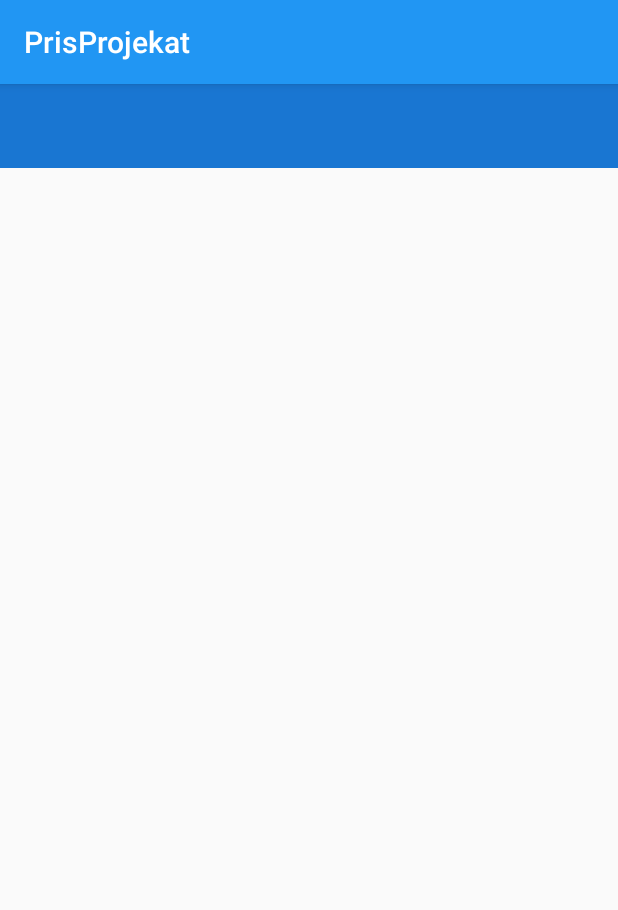
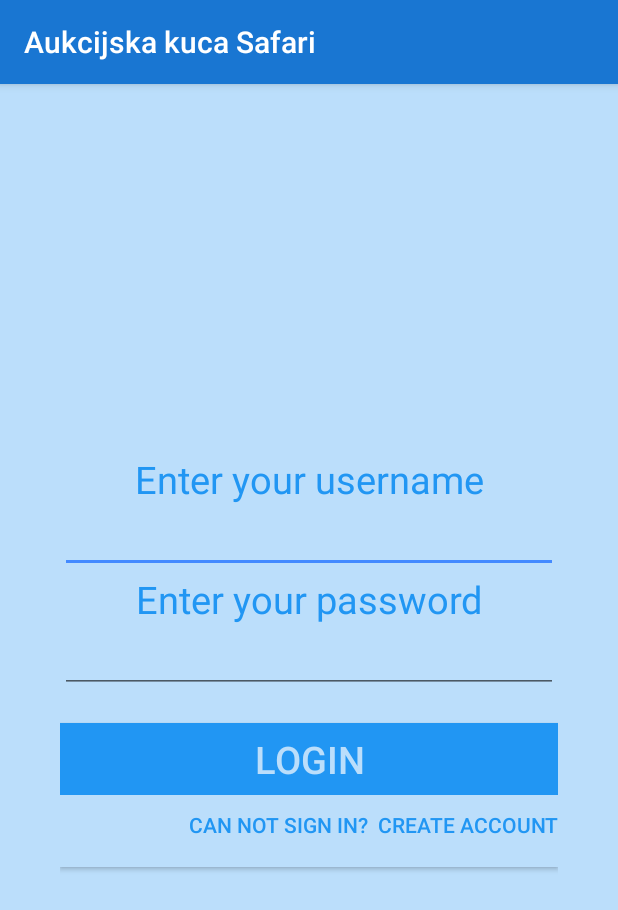
Before and after one commit to Sola997/safari, an Android app: the screen it shows after launch (RegistryLoginActivity), on a phone screen of 412 x 824 dp. Shown: the top 910 px of the screen. Run offline under Robolectric (Android 15) with nearby library versions, the phone set to English and light mode, and no system bars.

Commit message:
model, login i registracija

```diff
--- a/Android-PrisProjekat/app/build.gradle
+++ b/Android-PrisProjekat/app/build.gradle
@@ -23,6 +23,7 @@ dependencies {
     implementation fileTree(dir: 'libs', include: ['*.jar'])
     implementation 'androidx.appcompat:appcompat:1.0.2'
     implementation 'androidx.constraintlayout:constraintlayout:1.1.3'
+    implementation 'androidx.legacy:legacy-support-v4:1.0.0'
     testImplementation 'junit:junit:4.12'
     androidTestImplementation 'androidx.test:runner:1.1.1'
     androidTestImplementation 'androidx.test.espresso:espresso-core:3.1.1'
--- /dev/null
+++ b/Android-PrisProjekat/app/src/main/java/com/example/prisprojekat/LoginFragment.java
@@ -0,0 +1,63 @@
+package com.example.prisprojekat;
+
+
+import android.os.Bundle;
+
+import androidx.fragment.app.Fragment;
+
+import android.view.LayoutInflater;
+import android.view.View;
+import android.view.ViewGroup;
+import android.widget.Button;
+import android.widget.EditText;
+import android.widget.Toast;
+
+
+/**
+ * A simple {@link Fragment} subclass.
+ */
+public class LoginFragment extends Fragment {
+
+    private EditText username;
+    private EditText password;
+    private Button login;
+    private Button registry;
+
+    public LoginFragment() {
+        // Required empty public constructor
+    }
+
+
+    @Override
+    public View onCreateView(LayoutInflater inflater, ViewGroup container,
+                             Bundle savedInstanceState) {
+        // Inflate the layout for this fragment
+        View v= inflater.inflate(R.layout.fragment_login, container, false);
+        username=v.findViewById(R.id.login_username);
+        password=v.findViewById(R.id.login_password);
+        login=v.findViewById(R.id.login_button);
+        registry=v.findViewById(R.id.login_go_to_registry);
+        login.setOnClickListener(new View.OnClickListener() {
+            @Override
+            public void onClick(View view) {
+                if(username.getText().toString().equalsIgnoreCase("")){
+                    username.setError("cannot be empty");
+                    return ;
+                }
+                if(password.getText().toString().equalsIgnoreCase("")){
+                    password.setError("cannot be empty");
+                    return;
+                }
+                Toast.makeText(getContext(),"Uspesno logovanje!", Toast.LENGTH_LONG);
+            }
+        });
+        registry.setOnClickListener(new View.OnClickListener() {
+            @Override
+            public void onClick(View view) {
+                ((RegistryLoginActivity)getActivity()).changeToRegistry();
+            }
+        });
+        return v;
+    }
+
+}
--- a/Android-PrisProjekat/app/src/main/java/com/example/prisprojekat/RegistryLoginActivity.java
+++ b/Android-PrisProjekat/app/src/main/java/com/example/prisprojekat/RegistryLoginActivity.java
@@ -1,14 +1,53 @@
 package com.example.prisprojekat;
 
 import androidx.appcompat.app.AppCompatActivity;
+import androidx.appcompat.widget.Toolbar;
+import androidx.fragment.app.FragmentActivity;
+import androidx.fragment.app.FragmentManager;
+import androidx.fragment.app.FragmentTransaction;
 
 import android.os.Bundle;
 
+
 public class RegistryLoginActivity extends AppCompatActivity {
+
+    private FragmentManager fm;
+    private FragmentTransaction ft;
+    private LoginFragment loginFragment=new LoginFragment();
+    private RegistryFragment registryFragment=new RegistryFragment();
+
+    private int trenutniFragment=0;
 
     @Override
     protected void onCreate(Bundle savedInstanceState) {
         super.onCreate(savedInstanceState);
         setContentView(R.layout.activity_main);
+        Toolbar toolbar=findViewById(R.id.registry_login_toolbar);
+        setSupportActionBar(toolbar);
+        fm=getSupportFragmentManager();
+        ft=fm.beginTransaction();
+        ft.add(R.id.registry_login_frame_layout,loginFragment);
+        ft.commit();
     }
+
+    public void changeToLogin(){
+        ft=fm.beginTransaction();
+        ft.replace(R.id.registry_login_frame_layout,loginFragment);
+        ft.commit();
+    }
+    public void changeToRegistry(){
+        ft=fm.beginTransaction();
+        ft.replace(R.id.registry_login_frame_layout,registryFragment);
+        ft.commit();
+    }
+
+
+    @Override
+    protected void onResume() {
+        super.onResume();
+        if(fm==null){
+            fm=getSupportFragmentManager();
+        }
+    }
+
 }
--- a/Android-PrisProjekat/app/src/main/res/layout/activity_main.xml
+++ b/Android-PrisProjekat/app/src/main/res/layout/activity_main.xml
@@ -6,12 +6,10 @@
     android:layout_height="match_parent"
     android:orientation="vertical"
     tools:context=".RegistryLoginActivity">
-    <androidx.appcompat.widget.Toolbar
-        android:background="@color/colorPrimaryDark"
-        android:layout_width="match_parent"
-        android:layout_height="wrap_content">
-    </androidx.appcompat.widget.Toolbar>
-
+    <include
+        android:id="@+id/registry_login_toolbar"
+        layout="@layout/toolbar">
+    </include>
     <FrameLayout
         android:id="@+id/registry_login_frame_layout"
         android:layout_width="match_parent"
--- /dev/null
+++ b/Android-PrisProjekat/app/src/main/res/layout/fragment_login.xml
@@ -0,0 +1,76 @@
+<?xml version="1.0" encoding="utf-8"?>
+<LinearLayout xmlns:android="http://schemas.android.com/apk/res/android"
+    xmlns:tools="http://schemas.android.com/tools"
+    android:paddingLeft="20sp"
+    android:background="@color/colorLightPrimary"
+    android:paddingRight="20sp"
+    android:layout_width="match_parent"
+    android:layout_height="match_parent"
+    tools:context=".LoginFragment"
+    android:orientation="vertical">
+
+    <LinearLayout
+        android:paddingLeft="20sp"
+        android:paddingRight="20sp"
+        android:orientation="vertical"
+        android:layout_gravity="center"
+        android:gravity="center"
+        android:layout_width="match_parent"
+        android:layout_height="match_parent">
+        <TextView
+            android:gravity="center"
+            android:textSize="25sp"
+            android:textColor="@color/colorPrimary"
+            android:text="Enter your username"
+            android:layout_width="match_parent"
+            android:layout_height="wrap_content">
+        </TextView>
+        <EditText
+            android:id="@+id/login_username"
+            android:layout_width="match_parent"
+            android:layout_height="wrap_content">
+        </EditText>
+        <ProgressBar
+            android:id="@+id/login_progress_bar"
+            android:visibility="gone"
+            android:layout_width="wrap_content"
+            android:layout_height="wrap_content">
+        </ProgressBar>
+        <TextView
+            android:gravity="center"
+            android:textSize="25sp"
+            android:text="Enter your password"
+            android:textColor="@color/colorPrimary"
+            android:layout_width="match_parent"
+            android:layout_height="wrap_content">
+        </TextView>
+        <EditText
+            android:id="@+id/login_password"
+            android:layout_width="match_parent"
+            android:layout_height="wrap_content">
+        </EditText>
+        <Button
+            android:id="@+id/login_button"
+            android:layout_marginTop="20sp"
+            android:text="Login"
+            android:textSize="25sp"
+            android:textColor="@color/colorLightPrimary"
+            android:background="@color/colorPrimary"
+            android:layout_width="match_parent"
+            android:layout_height="wrap_content">
+        </Button>
+        <Button
+            android:paddingTop="10sp"
+            android:id="@+id/login_go_to_registry"
+            android:gravity="end"
+            android:text="Can not sign in?  Create account"
+           android:textColor="@color/colorPrimary"
+            android:background="@color/colorLightPrimary"
+            android:layout_width="match_parent"
+            android:layout_height="wrap_content">
+        </Button>
+    </LinearLayout>
+
+
+
+</LinearLayout>
--- /dev/null
+++ b/Android-PrisProjekat/app/src/main/res/layout/toolbar.xml
@@ -0,0 +1,10 @@
+<?xml version="1.0" encoding="utf-8"?>
+<androidx.appcompat.widget.Toolbar xmlns:android="http://schemas.android.com/apk/res/android"
+    android:layout_width="match_parent"
+    android:layout_height="wrap_content"
+    xmlns:app="http://schemas.android.com/apk/res-auto"
+    app:title="Aukcijska kuca Safari"
+    android:background="@color/colorPrimaryDark"
+    android:elevation="4sp"
+    android:theme="@style/ThemeOverlay.AppCompat.Dark.ActionBar">
+</androidx.appcompat.widget.Toolbar>
--- a/Android-PrisProjekat/app/src/main/res/values/strings.xml
+++ b/Android-PrisProjekat/app/src/main/res/values/strings.xml
@@ -1,3 +1,6 @@
 <resources>
     <string name="app_name">PrisProjekat</string>
+
+    <!-- TODO: Remove or change this placeholder text -->
+    <string name="hello_blank_fragment">Hello blank fragment</string>
 </resources>
--- a/Android-PrisProjekat/app/src/main/res/values/styles.xml
+++ b/Android-PrisProjekat/app/src/main/res/values/styles.xml
@@ -1,7 +1,7 @@
 <resources>
 
     <!-- Base application theme. -->
-    <style name="AppTheme" parent="Theme.AppCompat.Light.DarkActionBar">
+    <style name="AppTheme" parent="Theme.AppCompat.Light.NoActionBar">
         <!-- Customize your theme here. -->
         <item name="colorPrimary">@color/colorPrimary</item>
         <item name="colorPrimaryDark">@color/colorPrimaryDark</item>
```
Also changed, not shown: Android-PrisProjekat/app/src/main/java/com/example/prisprojekat/RegistryFragment.java (added, +90 -0 lines), Android-PrisProjekat/app/src/main/java/com/example/prisprojekat/Singleton.java (added, +25 -0 lines), Android-PrisProjekat/app/src/main/java/com/example/prisprojekat/User.java (added, +60 -0 lines), Android-PrisProjekat/app/src/main/res/layout/fragment_registry.xml (added, +111 -0 lines).
